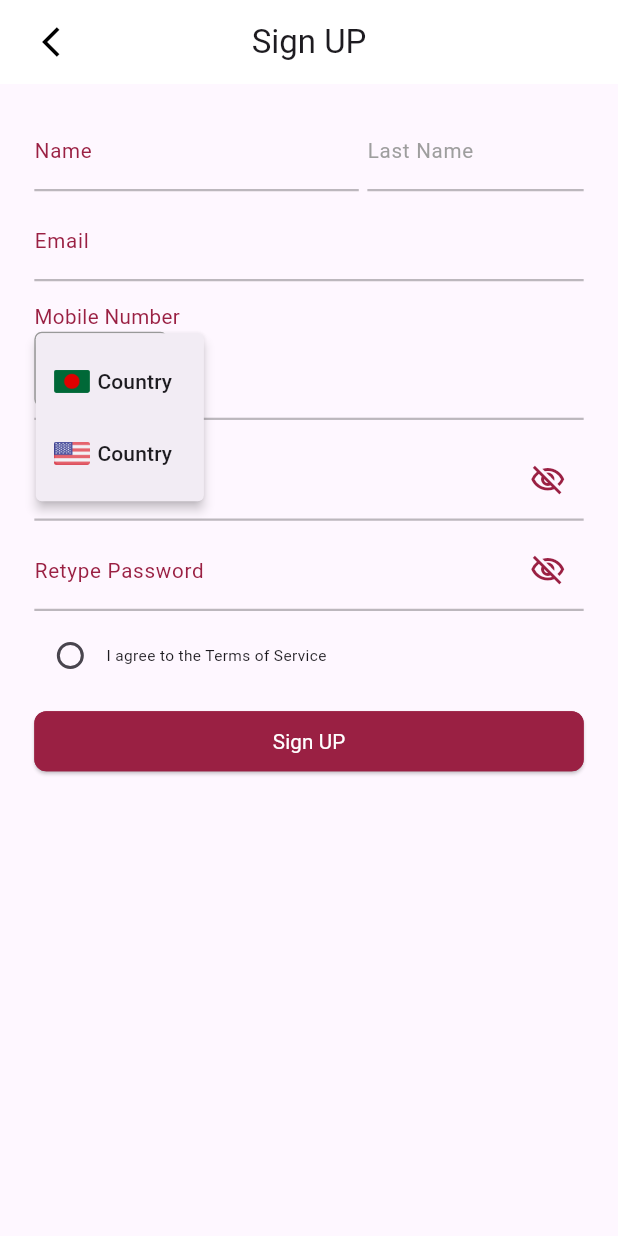
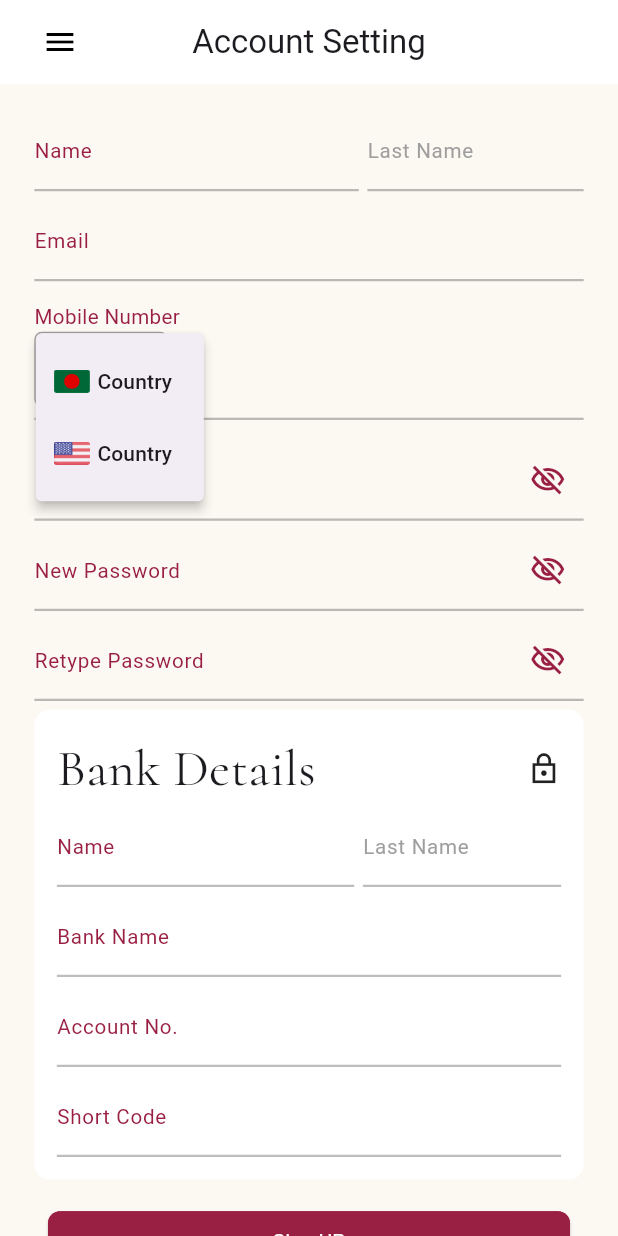
Before and after one commit to mdfahim8990/beeya, a Flutter app: the screen it shows after launch, after a tap on the "keyboard arrow down" icon, on a phone screen of 412 x 824 dp. Run offline on Flutter 3.47's test engine with Material 3 defaults, Android fonts, the phone set to English and light mode, and no system bars; our stand-ins replace flutter_local_notifications, flutter_screenutil, google_fonts, mask_text_input_formatter, timezone.

Commit message:
account_setting.dart

```diff
--- a/lib/main.dart
+++ b/lib/main.dart
@@ -9,6 +9,7 @@ import 'package:beeya/pages/guest/add_guest.dart';
 
 import 'package:beeya/pages/guest/guest_details.dart';
 import 'package:beeya/pages/guest/guest_list.dart';
+import 'package:beeya/pages/setting/account_setting.dart';
 import 'package:flutter/material.dart';
 import 'package:beeya/pages/launchig_page.dart';
 import 'package:flutter_screenutil/flutter_screenutil.dart';
@@ -39,7 +40,7 @@ class MyApp extends StatelessWidget {
         colorScheme: ColorScheme.fromSeed(seedColor: Colors.deepPurple),
        // useMaterial3: true,
       ),
-      home:   SignUpPage(),
+      home:   AccountSettingPage(),
     );
   }
 }
--- /dev/null
+++ b/lib/pages/setting/account_setting.dart
@@ -0,0 +1,468 @@
+import 'package:beeya/components/custom_button.dart';
+import 'package:beeya/components/custom_text_field.dart';
+import 'package:beeya/config/them_config.dart';
+import 'package:flutter/material.dart';
+import 'package:flutter_screenutil/flutter_screenutil.dart';
+
+class AccountSettingPage extends StatefulWidget {
+  const AccountSettingPage({Key? key}) : super(key: key);
+
+  @override
+  State<AccountSettingPage> createState() => _AccountSettingPageState();
+}
+
+class _AccountSettingPageState extends State<AccountSettingPage> {
+  TextEditingController firstNameController = TextEditingController();
+  TextEditingController lastNameController = TextEditingController();
+  TextEditingController emailController = TextEditingController();
+  TextEditingController phoneNumberController = TextEditingController();
+  TextEditingController oldPasswordController = TextEditingController();
+  TextEditingController newPasswordController = TextEditingController();
+  TextEditingController reTypePasswordController = TextEditingController();
+
+  // Bank Details
+  TextEditingController bFirstNameController = TextEditingController();
+  TextEditingController bLastNameController = TextEditingController();
+  TextEditingController bankNameController = TextEditingController();
+  TextEditingController accountNumberController = TextEditingController();
+  TextEditingController shotCodeController = TextEditingController();
+  bool isChecked = false;
+  bool isActive = false;
+  bool oldPassView = false;
+  bool newPassView = false;
+  bool rePassView = false;
+  List<String> imageUrls = [
+    'assets/images/bangladesh.png',
+    'assets/images/united-states.png',
+    // Add more image URLs as needed
+  ];
+  String selectedImage = 'assets/images/bangladesh.png';
+
+  @override
+  Widget build(BuildContext context) {
+    ScreenUtil.init(context);
+    return Scaffold(
+      backgroundColor: themBackGround,
+      appBar: AppBar(
+        title: const Text("Account Setting"),
+        centerTitle: true,
+        backgroundColor: Colors.white,
+        leading: Padding(
+          padding: const EdgeInsets.only(left: 20.0),
+          child: IconButton(
+            icon: const Icon(
+              Icons.menu,
+              color: Colors.black,
+            ),
+            onPressed: () {
+              //Navigator.pop(context);
+            },
+          ),
+        ),
+      ),
+      body: SingleChildScrollView(
+        child: SafeArea(
+          child: Padding(
+            padding: EdgeInsets.symmetric(horizontal: 20.0.sp),
+            child: Column(
+              crossAxisAlignment: CrossAxisAlignment.start,
+              children: [
+                SizedBox(
+                  height: 15.sp,
+                ),
+                Row(
+                  children: [
+                    Expanded(
+                      flex: 3,
+                      child: CustomTextField(
+                        validator: (value) {
+                          if (value == null || value.isEmpty) {
+                            return 'Please enter First Name';
+                          }
+                          return null;
+                        },
+                        controller: firstNameController,
+                        levelText: "Name",
+                        hintText: 'First Name',
+                        textInputAction: TextInputAction.done,
+                        keyboardType: TextInputType.text,
+                        //maxLength: 19,
+                      ),
+                    ),
+                    SizedBox(
+                      width: 5.sp,
+                    ),
+                    Expanded(
+                      flex: 2,
+                      child: CustomTextField(
+                        validator: (value) {
+                          if (value == null || value.isEmpty) {
+                            return 'Please enter Last Name';
+                          }
+                          return null;
+                        },
+                        controller: lastNameController,
+                        levelText: 'Last Name',
+                        levelColor: Colors.grey,
+
+                        //hintText: "Last Name",
+                        textInputAction: TextInputAction.done,
+                        keyboardType: TextInputType.text,
+                        //maxLength: 19,
+                      ),
+                    ),
+                  ],
+                ),
+                SizedBox(
+                  height: 5.sp,
+                ),
+                CustomTextField(
+                  controller: emailController,
+                  validator: (value) {
+                    if (value == null || value.isEmpty) {
+                      return 'Please enter Email Address';
+                    }
+                    return null;
+                  },
+                  levelText: "Email",
+                  hintText: 'fahim@gmail.com',
+                  textInputAction: TextInputAction.done,
+                  keyboardType: TextInputType.emailAddress,
+                ),
+                SizedBox(
+                  height: 12.sp,
+                ),
+                Text(
+                  "Mobile Number",
+                  style: TextStyle(fontSize: 12.sp, color: themPinkColor),
+                ),
+                Wrap(
+                  children: <Widget>[
+                    Row(
+                      children: <Widget>[
+                        Container(
+                          decoration: BoxDecoration(
+                            border: Border.all(color: Colors.grey),
+                            // Border properties
+                            borderRadius: BorderRadius.circular(
+                                5), // Optional: Border radius
+                          ),
+                          child: PopupMenuButton<String>(
+                            icon: Row(
+                              children: [
+                                Image(
+                                    height: 30,
+                                    image: AssetImage("$selectedImage")),
+                                const Icon(Icons.keyboard_arrow_down),
+                              ],
+                            ),
+                            itemBuilder: (BuildContext context) {
+                              return imageUrls.map((imageUrl) {
+                                return PopupMenuItem<String>(
+                                  value: imageUrl,
+                                  child: SizedBox(
+                                    child: Row(
+                                      children: [
+                                        Image.asset(
+                                          imageUrl,
+                                          width: 24,
+                                          // Adjust the width of the image if needed
+                                          height:
+                                              24, // Adjust the height of the image if needed
+                                        ),
+                                        const SizedBox(
+                                          width: 5,
+                                        ),
+                                        const Text("Country")
+                                      ],
+                                    ),
+                                  ),
+                                );
+                              }).toList();
+                            },
+                            onSelected: (String selectedImageUrl) {
+                              // Handle selection of image URL
+                              setState(() {
+                                selectedImage = selectedImageUrl;
+                              });
+                            },
+                          ),
+                        ),
+                        Flexible(
+                          child: CustomTextField(
+                            controller: phoneNumberController,
+                            //levelText: "Email",
+                            validator: (value) {
+                              if (value == null || value.isEmpty) {
+                                return 'Please enter Phone Number';
+                              }
+                              return null;
+                            },
+                            onTap: () {
+                              setState(() {
+                                isActive = true;
+                              });
+                            },
+                            textInputAction: TextInputAction.done,
+                            keyboardType: TextInputType.number,
+                            enabledBorderColor: Colors.transparent,
+                            focusedBorderColors: Colors.transparent,
+                          ),
+                        ),
+                      ],
+                    ),
+                  ],
+                ),
+                Divider(
+                  color: isActive ? themPinkColor : Colors.black26,
+                  thickness: 1.5,
+                ),
+                SizedBox(
+                  height: 5.sp,
+                ),
+                CustomTextField(
+                  controller: oldPasswordController,
+                  validator: (value) {
+                    if (value == null || value.isEmpty) {
+                      return 'Please enter  Old Password';
+                    }
+                    return null;
+                  },
+                  levelText: 'Old Password',
+                  levelColor: themPinkColor,
+                  obscureText: oldPassView ? false : true,
+                  suffixIcon: IconButton(
+                    padding: EdgeInsets.zero,
+                    onPressed: () {
+                      setState(() {
+                        if (!oldPassView) {
+                          oldPassView = true;
+                        } else {
+                          oldPassView = false;
+                        }
+                      });
+                    },
+                    icon: oldPassView
+                        ? const Icon(
+                            Icons.visibility_outlined,
+                            color: themPinkColor,
+                          )
+                        : const Icon(
+                            Icons.visibility_off_outlined,
+                            color: themPinkColor,
+                          ),
+                  ),
+                ),
+                SizedBox(
+                  height: 5.sp,
+                ),
+                CustomTextField(
+                  controller: newPasswordController,
+                  validator: (value) {
+                    if (value == null || value.isEmpty) {
+                      return 'Please New Password';
+                    }
+                    return null;
+                  },
+                  obscureText: newPassView ? false : true,
+                  suffixIcon: IconButton(
+                    padding: EdgeInsets.zero,
+                    onPressed: () {
+                      setState(() {
+                        if (!newPassView) {
+                          newPassView = true;
+                        } else {
+                          newPassView = false;
+                        }
+                      });
+                    },
+                    icon: newPassView
+                        ? const Icon(
+                            Icons.visibility_outlined,
+                            color: themPinkColor,
+                          )
+                        : const Icon(
+                            Icons.visibility_off_outlined,
+                            color: themPinkColor,
+                          ),
+                  ),
+                  levelText: 'New Password',
+                  levelColor: themPinkColor,
+                ),
+                SizedBox(
+                  height: 5.sp,
+                ),
+                CustomTextField(
+                  controller: reTypePasswordController,
+                  validator: (value) {
+                    if (value == null || value.isEmpty) {
+                      return 'Please Re-Type Password';
+                    }
+                    return null;
+                  },
+                  obscureText: rePassView ? false : true,
+                  suffixIcon: IconButton(
+                    padding: EdgeInsets.zero,
+                    onPressed: () {
+                      setState(() {
+                        if (!rePassView) {
+                          rePassView = true;
+                        } else {
+                          rePassView = false;
+                        }
+                      });
+                    },
+                    icon: rePassView
+                        ? const Icon(
+                            Icons.visibility_outlined,
+                            color: themPinkColor,
+                          )
+                        : const Icon(
+                            Icons.visibility_off_outlined,
+                            color: themPinkColor,
+                          ),
+                  ),
+                  levelText: 'Retype Password',
+                  levelColor: themPinkColor,
+                ),
+                SizedBox(
+                  height: 5.sp,
+                ),
+
+                //              *********** Bank Details ************
+
+                Container(
+                  padding: EdgeInsets.all(15),
+                 // height: 200,
+                  width: double.infinity,
+                  decoration: BoxDecoration(
+                    color: Colors.white,
+                    borderRadius: BorderRadius.circular(10),
+                  ),
+                  child: Column(
+                    crossAxisAlignment: CrossAxisAlignment.start,
+                    children: [
+                      Row(
+                        mainAxisAlignment: MainAxisAlignment.spaceBetween,
+                        children: [
+                          Text("Bank Details",style: TextStyle(fontFamily: 'Cormorant',fontSize: 30.sp,),),
+                          Icon(Icons.lock_outline_sharp,size: 20.sp,)
+                        ],
+                      ),
+
+                      Row(
+                        children: [
+                          Expanded(
+                            flex: 3,
+                            child: CustomTextField(
+                              validator: (value) {
+                                if (value == null || value.isEmpty) {
+                                  return 'Please enter First Name';
+                                }
+                                return null;
+                              },
+                              controller: bFirstNameController,
+                              levelText: "Name",
+                              hintText: 'First Name',
+                              textInputAction: TextInputAction.done,
+                              keyboardType: TextInputType.text,
+                              //maxLength: 19,
+                            ),
+                          ),
+                          SizedBox(
+                            width: 5.sp,
+                          ),
+                          Expanded(
+                            flex: 2,
+                            child: CustomTextField(
+                              validator: (value) {
+                                if (value == null || value.isEmpty) {
+                                  return 'Please enter Last Name';
+                                }
+                                return null;
+                              },
+                              controller: bLastNameController,
+                              levelText: 'Last Name',
+                              levelColor: Colors.grey,
+
+                              //hintText: "Last Name",
+                              textInputAction: TextInputAction.done,
+                              keyboardType: TextInputType.text,
+                              //maxLength: 19,
+                            ),
+                          ),
+                        ],
+                      ),
+                      SizedBox(
+                        height: 5.sp,
+                      ),
+                      CustomTextField(
+                        controller: bankNameController,
+                        validator: (value) {
+                          if (value == null || value.isEmpty) {
+                            return 'Please enter Bank Name';
+                          }
+                          return null;
+                        },
+                        levelText: "Bank Name",
+                        hintText: 'Your Bank Name',
+                        textInputAction: TextInputAction.done,
+                        keyboardType: TextInputType.text,
+                      ),
+                      SizedBox(
+                        height: 5.sp,
+                      ),
+                      CustomTextField(
+                        controller: accountNumberController,
+                        validator: (value) {
+                          if (value == null || value.isEmpty) {
+                            return 'Please enter Bank Account Number';
+                          }
+                          return null;
+                        },
+                        levelText: "Account No.",
+                        hintText: '234567890765',
+                        textInputAction: TextInputAction.done,
+                        keyboardType: TextInputType.number,
+                      ),
+                      SizedBox(
+                        height: 5.sp,
+                      ),
+                      CustomTextField(
+                        controller: shotCodeController,
+                        validator: (value) {
+                          if (value == null || value.isEmpty) {
+                            return 'Please enter Shot Code';
+                          }
+                          return null;
+                        },
+                        levelText: "Short Code",
+                        hintText: '23-34-56',
+                        textInputAction: TextInputAction.done,
+                        keyboardType: TextInputType.number,
+                      ),
+                    ],
+                  ),
+                ),
+                SizedBox(
+                  height: 15.sp,
+                ),
+                Padding(
+                  padding:  EdgeInsets.symmetric(horizontal: 8.0.sp),
+                  child: CustomButton(
+                    onPressed: () {},
+                    backGroundColor: themPinkColor,
+                    buttonText: 'Sign UP',
+                  ),
+                ),
+                SizedBox(
+                  height: 5.sp,
+                ),
+              ],
+            ),
+          ),
+        ),
+      ),
+    );
+  }
+}
```
